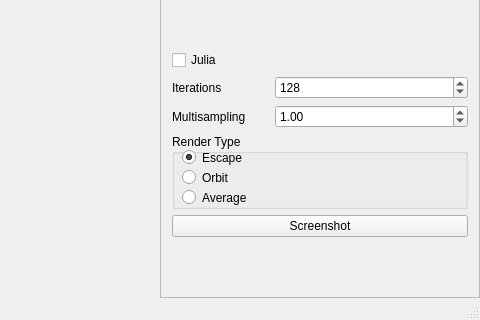
The window that mainwindow.ui (CPutz/FractalQt) describes before a commit, drawn with Qt 5; both pictures show x 439 to 919 and y 224 to 544 of the 919 by 544 pixel window.
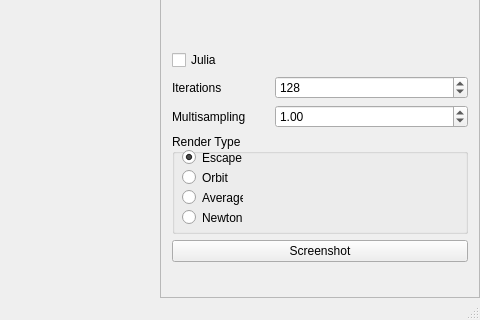
The same window after the commit. Custom widgets are drawn as their Qt base class.

The edit to the form file:
```diff
--- a/mainwindow.ui
+++ b/mainwindow.ui
@@ -356,7 +356,7 @@
             <property name="minimumSize">
              <size>
               <width>0</width>
-              <height>75</height>
+              <height>100</height>
              </size>
             </property>
             <property name="title">
@@ -370,7 +370,7 @@
               <rect>
                <x>10</x>
                <y>15</y>
-               <width>82</width>
+               <width>61</width>
                <height>17</height>
               </rect>
              </property>
@@ -389,7 +389,7 @@
               <rect>
                <x>10</x>
                <y>35</y>
-               <width>82</width>
+               <width>61</width>
                <height>17</height>
               </rect>
              </property>
@@ -408,7 +408,7 @@
               <rect>
                <x>10</x>
                <y>55</y>
-               <width>82</width>
+               <width>61</width>
                <height>17</height>
               </rect>
              </property>
@@ -419,6 +419,22 @@
               <string>Average</string>
              </property>
             </widget>
+            <widget class="QRadioButton" name="newtonRadioButton">
+             <property name="geometry">
+              <rect>
+               <x>10</x>
+               <y>75</y>
+               <width>61</width>
+               <height>17</height>
+              </rect>
+             </property>
+             <property name="focusPolicy">
+              <enum>Qt::TabFocus</enum>
+             </property>
+             <property name="text">
+              <string>Newton</string>
+             </property>
+            </widget>
            </widget>
           </item>
           <item>
@@ -436,7 +452,7 @@
             <property name="sizeHint" stdset="0">
              <size>
               <width>20</width>
-              <height>40</height>
+              <height>10</height>
              </size>
             </property>
            </spacer>
```
